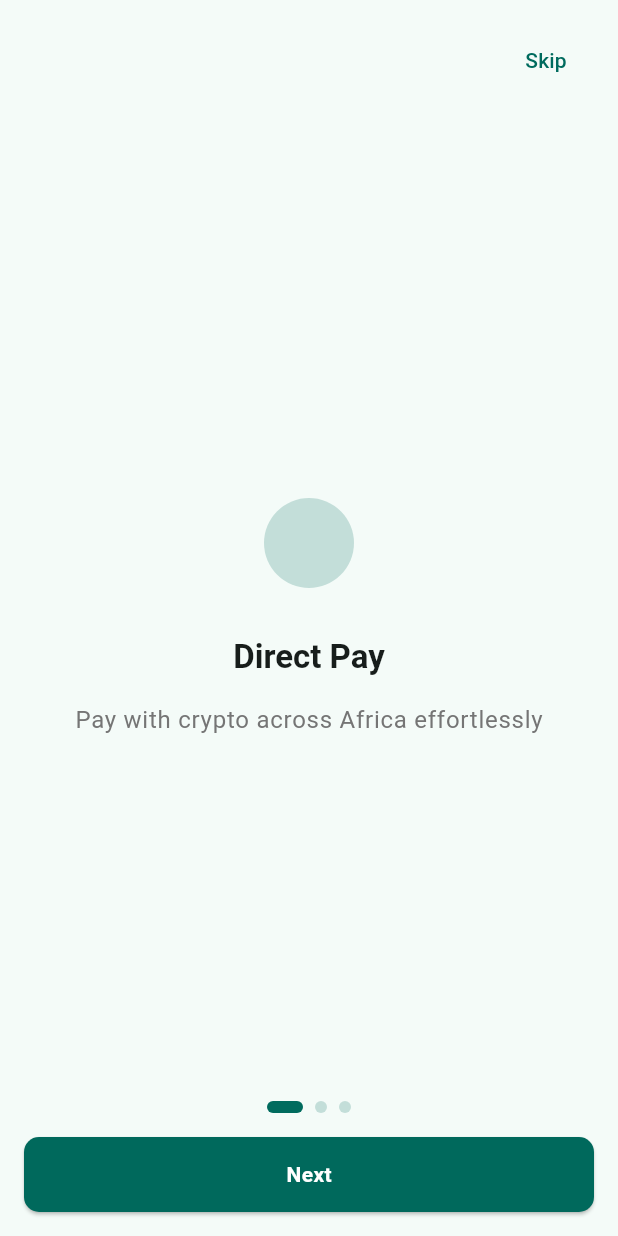
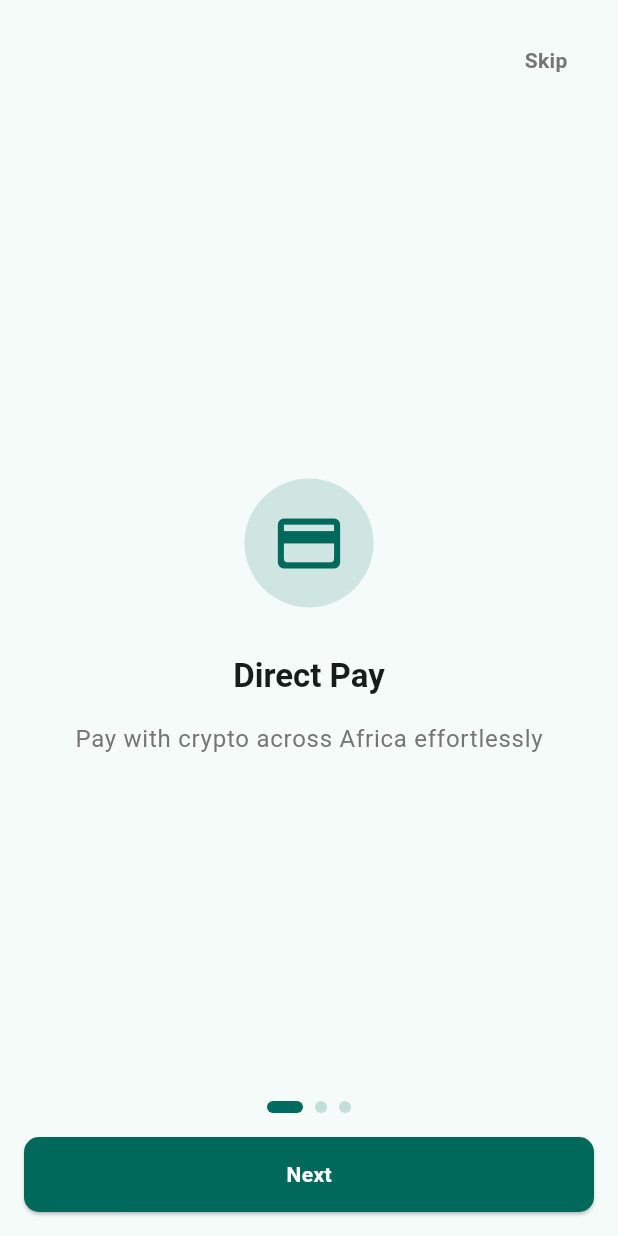
Before and after one commit to lucyogutu/pretium_replica, a Flutter app: the screen it shows after launch, on a phone screen of 412 x 824 dp. Run offline on Flutter 3.47's test engine with Material 3 defaults, Android fonts, the phone set to English and light mode, and no system bars; drawn by our look-alikes of smooth_page_indicator.

Commit message:
feat: add onboarding icons

```diff
--- a/lib/application/entities/onboarding_data.dart
+++ b/lib/application/entities/onboarding_data.dart
@@ -1,10 +1,12 @@
+import 'package:flutter/material.dart';
+
 class OnboardingData {
-  final String asset;
+  final IconData icon;
   final String title;
   final String description;
 
   OnboardingData({
-    required this.asset,
+    required this.icon,
     required this.title,
     required this.description,
   });
--- a/lib/application/utils.dart
+++ b/lib/application/utils.dart
@@ -1,19 +1,20 @@
+import 'package:flutter/material.dart';
 import 'package:pretium_replica/application/entities/onboarding_data.dart';
 import 'package:pretium_replica/application/value_objects/app_strings.dart';
 
 List<OnboardingData> onboardingData = <OnboardingData>[
   OnboardingData(
-    asset: '',
+    icon: Icons.credit_card_rounded,
     title: pageOneTitle,
     description: pageOneDescription,
   ),
   OnboardingData(
-    asset: '',
+    icon: Icons.account_balance_wallet,
     title: pageTwoTitle,
     description: pageTwoDescription,
   ),
   OnboardingData(
-    asset: '',
+    icon: Icons.receipt_long_rounded,
     title: pageThreeTitle,
     description: pageThreeDescription,
   ),
--- a/lib/main.dart
+++ b/lib/main.dart
@@ -27,6 +27,9 @@ class MyApp extends StatelessWidget {
             ),
           ),
         ),
+        iconTheme: IconThemeData(
+          color: Colors.teal[800],
+        ),
       ),
       home: const OnboardingPage(),
     );
--- a/lib/presentation/onboarding/pages/onboarding_page.dart
+++ b/lib/presentation/onboarding/pages/onboarding_page.dart
@@ -31,6 +31,10 @@ class _OnboardingPageState extends State<OnboardingPage> {
                   onPressed: () {},
                   child: Text(
                     skip,
+                    style: Theme.of(context).textTheme.bodyMedium?.copyWith(
+                                    fontWeight: FontWeight.w600,
+                                    color: Colors.grey[600],
+                                  ),
                   ),
                 ),
               ),
@@ -50,15 +54,14 @@ class _OnboardingPageState extends State<OnboardingPage> {
                     children: <Widget>[
                       const Spacer(),
                       Container(
-                        width: 60,
-                        height: 60,
                         decoration: BoxDecoration(
                           shape: BoxShape.circle,
                           color: Theme.of(context)
                               .primaryColor
-                              .withValues(alpha: 0.2),
+                              .withValues(alpha: 0.15),
                         ),
-                        padding: const EdgeInsets.all(16.0),
+                        padding: const EdgeInsets.all(18.0),
+                        child: Icon(pageData.icon, size: 50,),
                       ),
                       largeVerticalSizedBox,
                       Text(
```
